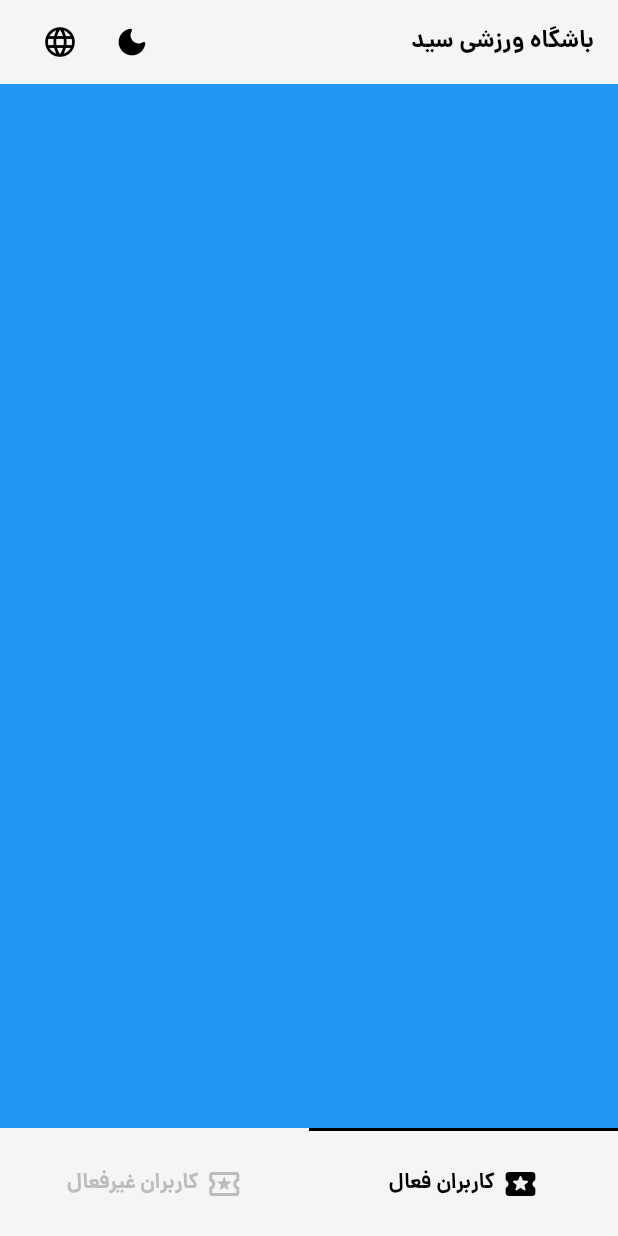
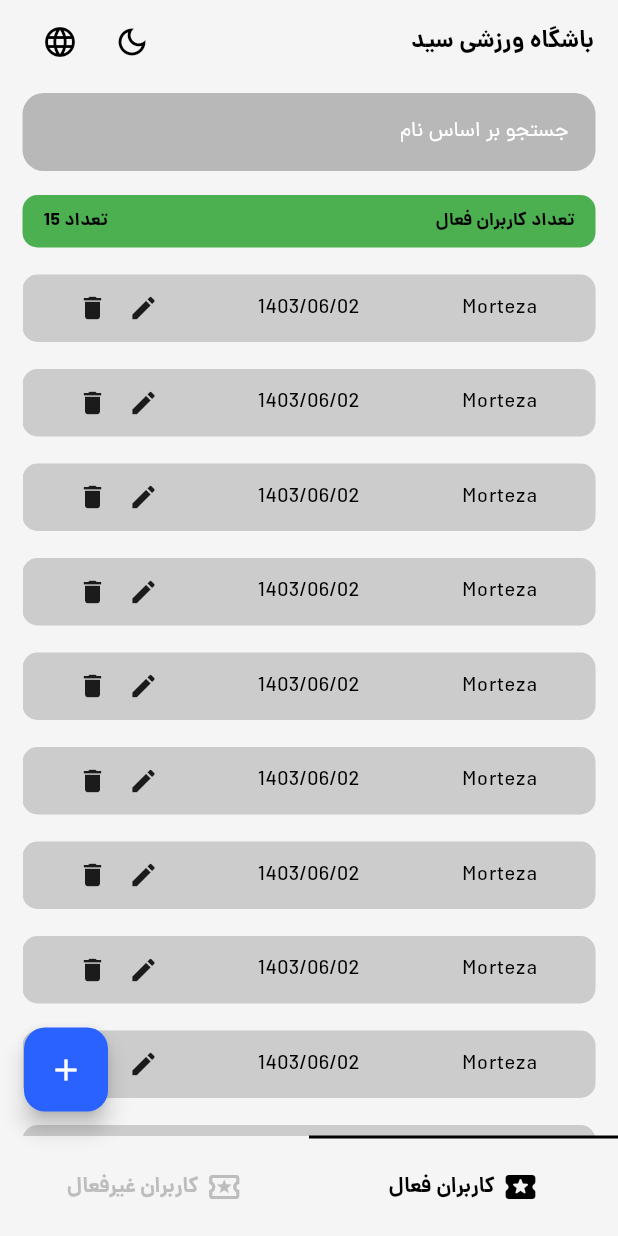
Before and after one commit to ise-yed/GymManage, a Flutter app: the screen it shows after launch, on a phone screen of 412 x 824 dp. Run offline on Flutter 3.47's test engine with Material 3 defaults, Android fonts, the phone set to English and light mode, and no system bars; our stand-ins replace easy_localization, hive, hive_flutter, shared_preferences; accounts and stored records are empty.

Commit message:
complete Home

```diff
--- a/lib/components/strings.dart
+++ b/lib/components/strings.dart
@@ -1,10 +1,15 @@
 class AppStrings {
   static const String appbarTitle = "appbarTitle";
   static const String ok = 'اوکی';
-  static const String activeUser = 'کاربران فعال';
-  static const String NotactiveUser = 'کاربران غیرفعال';
-  static const String goDarkMode = 'رفتیم حالت شب';
-  static const String goLightMode = 'رفتیم حالت روز';
-  static const String goEnglishMode = 'انگلیسی هم خوبه :)';
-  static const String goPersianMode = 'فارسی هم خوبه :)';
+  static const String activeUser = "activeUser";
+  static const String NotactiveUser = "NotactiveUser";
+  static const String goDarkMode ="goDarkMode";
+  static const String goLightMode = "goLightMode";
+  static const String goEnglishMode = "goEnglishMode";
+  static const String goPersianMode = "goPersianMode";
+  static const String floatingActionButtonToolTip = "floatingActionButtonToolTip";
+  static const String hintSearchTextField = "hintSearchTextField";
+  static const String activeUserCount = "activeUserCount";
+  static const String notactiveUserCount = "notactiveUserCount";
+  static const String count = "count";
 }
--- a/lib/components/themes.dart
+++ b/lib/components/themes.dart
@@ -9,7 +9,7 @@ ThemeData lightTheme(String fontFamily) {
     colorScheme: ColorScheme.light(
         primary: Colors.black,
         onPrimary: Colors.white,
-        secondary: Colors.blue.shade800,
+        secondary:Colors.blueAccent.shade700,
         onSecondary: Colors.white),
     fontFamily: fontFamily,
     textTheme: const TextTheme(
@@ -29,7 +29,7 @@ ThemeData darkTheme(String fontFamily) {
     colorScheme: ColorScheme.dark(
         primary: Colors.white,
         onPrimary: Colors.black,
-        secondary: Colors.blue.shade800,
+        secondary: Colors.blueAccent.shade700,
         onSecondary: Colors.white),
     fontFamily: fontFamily,
     textTheme: const TextTheme(
--- a/lib/main.dart
+++ b/lib/main.dart
@@ -2,7 +2,7 @@ import 'package:easy_localization/easy_localization.dart';
 import 'package:flutter/material.dart';
 import 'package:gym_managment/components/themes.dart';
 import 'package:gym_managment/data/models/user.dart';
-import 'package:gym_managment/screen/root/root.dart';
+import 'package:gym_managment/screens/root/root.dart';
 import 'package:hive_flutter/hive_flutter.dart';
 import 'package:shared_preferences/shared_preferences.dart';
 
--- /dev/null
+++ b/lib/screens/ChangeUser/ChangeUser.dart
@@ -0,0 +1,10 @@
+import 'package:flutter/material.dart';
+
+class ChangeUserScreen extends StatelessWidget {
+  const ChangeUserScreen({super.key});
+
+  @override
+  Widget build(BuildContext context) {
+    return const Scaffold();
+  }
+}
--- /dev/null
+++ b/lib/screens/home/home.dart
@@ -0,0 +1,173 @@
+import 'package:easy_localization/easy_localization.dart';
+import 'package:flutter/material.dart';
+import 'package:flutter/widgets.dart';
+import 'package:gym_managment/components/strings.dart';
+import 'package:gym_managment/screens/ChangeUser/ChangeUser.dart';
+
+class HomeScreen extends StatelessWidget {
+  HomeScreen({super.key, required this.userState});
+  int userState;
+  @override
+  Widget build(BuildContext context) {
+    var textTheme = Theme.of(context).textTheme;
+    var color = Theme.of(context).colorScheme;
+    return Scaffold(
+      body: Container(
+          margin: const EdgeInsets.symmetric(horizontal: 15),
+          child: Column(
+            children: [
+              const SizedBox(
+                height: 6,
+              ),
+              TextField(
+                decoration: InputDecoration(
+                    contentPadding: const EdgeInsets.all(14),
+                    filled: true,
+                    hintText: AppStrings.hintSearchTextField.tr(),
+                    hintStyle: const TextStyle(
+                        fontFamily: 'dana',
+                        fontSize: 14,
+                        fontWeight: FontWeight.w400,
+                        color: Colors.white),
+                    fillColor: Color.fromARGB(180, 158, 158, 158),
+                    border: OutlineInputBorder(
+                        borderSide: BorderSide.none,
+                        borderRadius: BorderRadius.circular(14))),
+              ),
+              const SizedBox(
+                height: 16,
+              ),
+              userState == 0
+                  ? Container(
+                      padding: EdgeInsets.symmetric(horizontal: 14),
+                      height: 35,
+                      decoration: BoxDecoration(
+                        borderRadius: BorderRadius.circular(10),
+                        color: Colors.green,
+                      ),
+                      child: Row(
+                        mainAxisAlignment: MainAxisAlignment.spaceBetween,
+                        children: [
+                          Text(
+                            AppStrings.activeUserCount.tr(),
+                            style: textTheme.bodyMedium!.copyWith(
+                                fontWeight: FontWeight.w700, fontSize: 12),
+                          ),
+                          Text(
+                            AppStrings.count
+                                .tr(namedArgs: {AppStrings.count: "15"}),
+                            style: textTheme.bodyMedium!.copyWith(
+                                fontWeight: FontWeight.w700, fontSize: 12),
+                          ),
+                        ],
+                      ),
+                    )
+                  : Container(
+                      padding: EdgeInsets.symmetric(horizontal: 14),
+                      height: 35,
+                      decoration: BoxDecoration(
+                        borderRadius: BorderRadius.circular(10),
+                        color: Colors.red,
+                      ),
+                      child: Row(
+                        mainAxisAlignment: MainAxisAlignment.spaceBetween,
+                        children: [
+                          Text(
+                            AppStrings.notactiveUserCount.tr(),
+                            style: textTheme.bodyMedium!.copyWith(
+                                fontWeight: FontWeight.w700, fontSize: 12),
+                          ),
+                          Text(
+                            AppStrings.count
+                                .tr(namedArgs: {AppStrings.count: "15"}),
+                            style: textTheme.bodyMedium!.copyWith(
+                                fontWeight: FontWeight.w700, fontSize: 12),
+                          ),
+                        ],
+                      ),
+                    ),
+              Expanded(
+                  child: ListView.builder(
+                itemCount: 10,
+                physics: BouncingScrollPhysics(),
+                itemBuilder: (context, index) {
+                  return Container(
+                    height: 45,
+                    margin: EdgeInsets.only(top: 18),
+                    decoration: BoxDecoration(
+                      borderRadius: BorderRadius.circular(10),
+                      color: Color.fromARGB(120, 158, 158, 158),
+                    ),
+                    child: Row(
+                      children: [
+                        Expanded(
+                            child: Text(
+                          textAlign: TextAlign.center,
+                          "Morteza",
+                          style: textTheme.bodyMedium!
+                              .copyWith(fontWeight: FontWeight.w400),
+                        )),
+                        Expanded(
+                            child: Text(
+                          textAlign: TextAlign.center,
+                          "1403/06/02",
+                          style: textTheme.bodyMedium!
+                              .copyWith(fontWeight: FontWeight.w400),
+                        )),
+                        Expanded(
+                            child: Row(
+                          mainAxisAlignment: MainAxisAlignment.center,
+                          mainAxisSize: MainAxisSize.min,
+                          children: [
+                            GestureDetector(
+                              behavior: HitTestBehavior.opaque,
+                              onTap: () {
+                                // عمل مورد نظر
+                              },
+                              child: Icon(
+                                Icons.edit,
+                                size: 20,
+                              ),
+                            ),
+                            SizedBox(
+                              width: 14,
+                            ),
+                            GestureDetector(
+                              behavior: HitTestBehavior.opaque,
+                              onTap: () {
+                                // عمل مورد نظر
+                              },
+                              child: Icon(
+                                Icons.delete,
+                                size: 20,
+                              ),
+                            ),
+                          ],
+                        )),
+                      ],
+                    ),
+                  );
+                },
+              ))
+            ],
+          )),
+      floatingActionButton: userState == 0
+          ? FloatingActionButton(
+              tooltip: AppStrings.floatingActionButtonToolTip.tr(),
+              shape: const RoundedRectangleBorder(
+                  borderRadius: BorderRadius.all(Radius.circular(14))),
+              foregroundColor: Colors.white,
+              backgroundColor: color.secondary,
+              onPressed: () {
+                Navigator.of(context).push(MaterialPageRoute(
+                  builder: (context) {
+                    return const ChangeUserScreen();
+                  },
+                ));
+              },
+              child: const Icon(Icons.add),
+            )
+          : null,
+    );
+  }
+}
--- a/lib/screen/root/root.dart
+++ b/lib/screens/root/root.dart
@@ -3,6 +3,7 @@ import 'package:flutter/material.dart';
 import 'package:flutter/widgets.dart';
 import 'package:gym_managment/components/strings.dart';
 import 'package:gym_managment/main.dart';
+import 'package:gym_managment/screens/home/home.dart';
 import 'package:gym_managment/utils/snackbar.dart';
 
 class RootScreen extends StatefulWidget {
@@ -19,8 +20,8 @@ class _RootScreenState extends State<RootScreen> {
     var textTheme = Theme.of(context).textTheme;
     var color = Theme.of(context).colorScheme;
     return Scaffold(
-      body: Container(
-        color: Colors.blue,
+      body: HomeScreen(
+        userState: userState == 0 ? 0 : 1,
       ),
       appBar: AppBar(
         title: Row(
@@ -47,23 +48,23 @@ class _RootScreenState extends State<RootScreen> {
                   },
                   icon: Icon(
                     isDarkMode.value != false
-                        ? Icons.dark_mode_outlined
-                        : Icons.dark_mode_rounded,
+                        ? Icons.dark_mode_rounded
+                        : Icons.dark_mode_outlined,
                     color: Theme.of(context).colorScheme.primary,
                   ),
                 ),
                 IconButton(
                   iconSize: 24,
                   onPressed: () {
-                    // snackbarCustom(
-                    //     context,
-                    //     isDarkMode.value == false
-                    //         ? AppStrings.goEnglishMode
-                    //         : AppStrings.goPersianMode,
-                    //     textTheme,
-                    //     ColorState.green);
-                    // isDarkMode.value = !isDarkMode.value;
-                    // isDarkModeState.setBool('darkmode', isDarkMode.value);
+                    snackbarCustom(
+                        context,
+                        isDarkMode.value == false
+                            ? AppStrings.goPersianMode.tr()
+                            : AppStrings.goEnglishMode.tr(),
+                        textTheme,
+                        ColorState.green);
+                    isDarkMode.value = !isDarkMode.value;
+                    isDarkModeState.setBool('darkmode', isDarkMode.value);
 
                     context.setLocale(context.locale == Locale('fa', 'IR')
                         ? Locale('en', 'US')
@@ -82,7 +83,7 @@ class _RootScreenState extends State<RootScreen> {
         ),
       ),
       bottomNavigationBar: SizedBox(
-        height: 72,
+        height: 67,
         child: Column(
           children: [
             AnimatedAlign(
@@ -112,7 +113,7 @@ class _RootScreenState extends State<RootScreen> {
                     });
                   },
                   child: SizedBox(
-                    height: 70,
+                    height: 65,
                     child: Row(
                       mainAxisAlignment: MainAxisAlignment.center,
                       children: [
@@ -126,7 +127,7 @@ class _RootScreenState extends State<RootScreen> {
                           width: 5,
                         ),
                         Text(
-                          AppStrings.activeUser,
+                          AppStrings.activeUser.tr(),
                           style: textTheme.bodyMedium!.copyWith(
                             fontWeight: FontWeight.w700,
                             color: userState != 0
@@ -146,7 +147,7 @@ class _RootScreenState extends State<RootScreen> {
                     });
                   },
                   child: SizedBox(
-                    height: 70,
+                    height: 65,
                     child: Row(
                       mainAxisAlignment: MainAxisAlignment.center,
                       children: [
@@ -160,7 +161,7 @@ class _RootScreenState extends State<RootScreen> {
                           width: 5,
                         ),
                         Text(
-                          AppStrings.NotactiveUser,
+                          AppStrings.NotactiveUser.tr(),
                           style: textTheme.bodyMedium!.copyWith(
                             fontWeight: FontWeight.w700,
                             color: userState != 1
```
Also changed, not shown: assets/translations/en-US.json (+15 -1 lines), assets/translations/fa-IR.json (+13 -2 lines).
